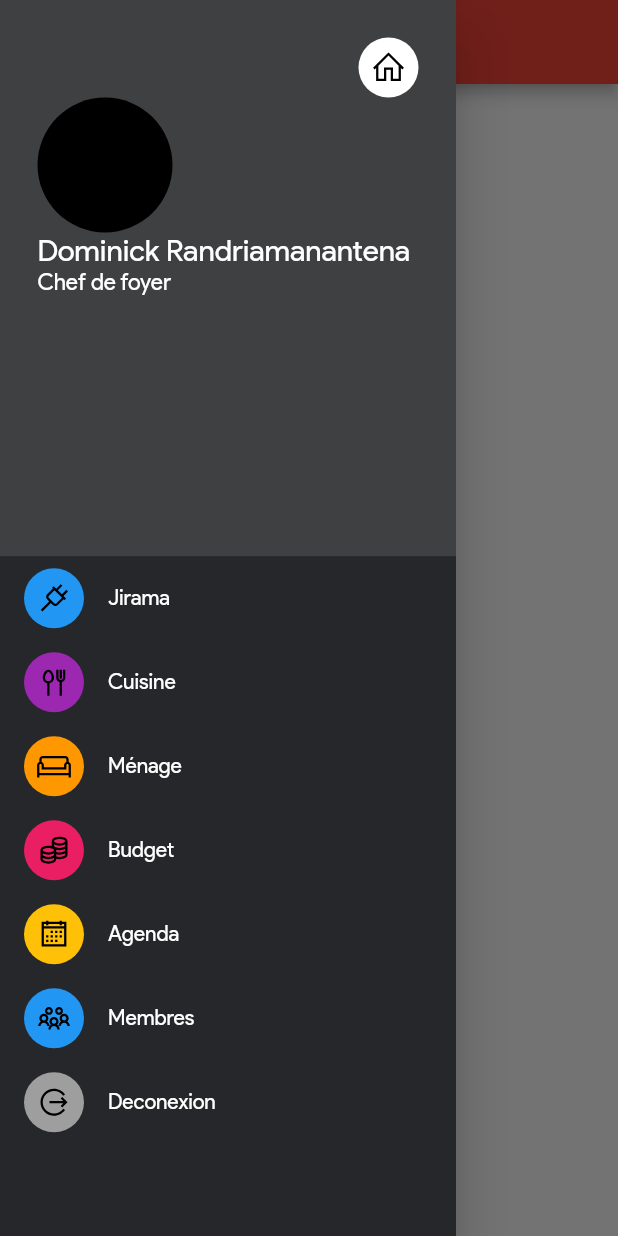
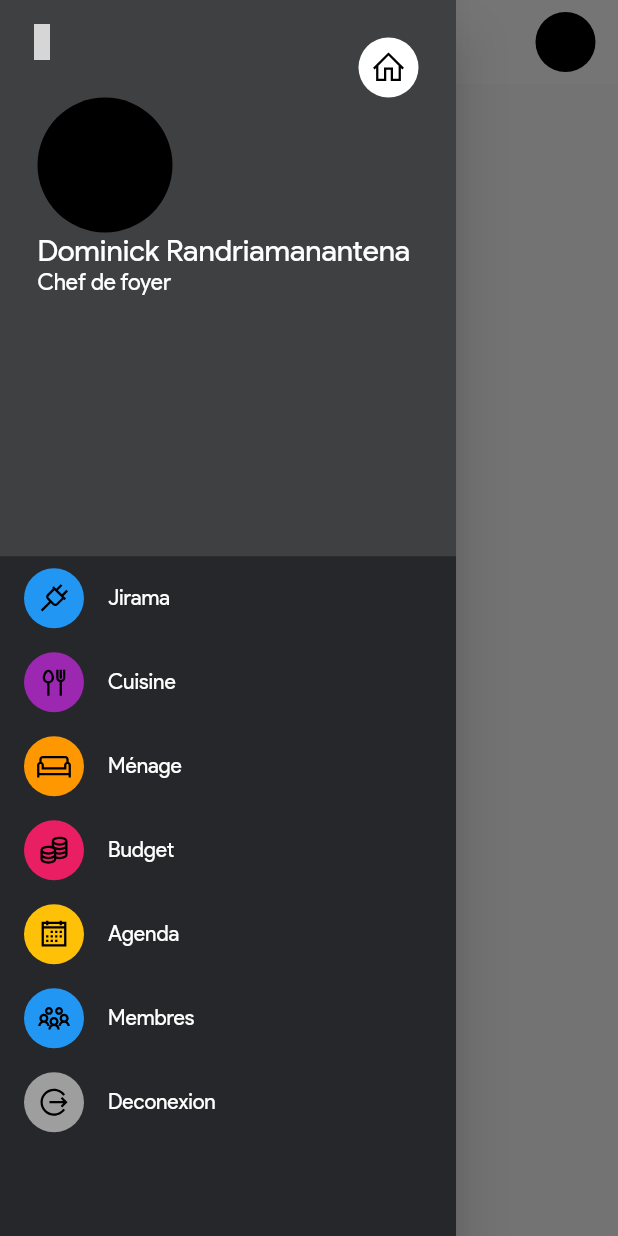
Before and after one commit to iTeam-S/GFS, a Flutter app: the Screen screen opened by its route, with the side drawer open, on a phone screen of 412 x 824 dp. Run offline on Flutter 3.47's test engine with Material 2 defaults, Android fonts, the phone set to English and light mode, and no system bars; our stand-ins replace flutter_custom_clippers, get, line_icons; grey boxes are pictures that could not be loaded.

Commit message:
init home page

```diff
--- a/lib/main.dart
+++ b/lib/main.dart
@@ -16,7 +16,7 @@ class MyApp extends StatelessWidget {
   @override
   Widget build(BuildContext context) {
     Future.delayed(const Duration(milliseconds: 3000), () {
-      Get.offNamed('/login');
+      Get.offNamed('/home');
     });
     return GetMaterialApp(
       debugShowCheckedModeBanner: false,
@@ -25,7 +25,7 @@ class MyApp extends StatelessWidget {
       initialRoute: '/',
       routes: {
         '/': (context) => Splash(),
-        'home': (context) => Screen(),
+        '/home': (context) => Screen(),
         '/jirama': (context) => Jirama(),
         '/agenda': (context) => CalendarPage(),
         '/membre': (context) => MembreList(),
--- a/lib/views/home.dart
+++ b/lib/views/home.dart
@@ -1,19 +1,43 @@
 import 'package:flutter/material.dart';
 import 'package:gfs/views/widgets/drawer.dart';
+import 'package:line_icons/line_icons.dart';
 
 AppDrawer drawer = AppDrawer();
 
-class Screen extends StatelessWidget {
+class Screen extends StatefulWidget {
   const Screen({Key? key}) : super(key: key);
 
   @override
+  State<Screen> createState() => _ScreenState();
+}
+
+final GlobalKey<ScaffoldState> _key = GlobalKey();
+
+class _ScreenState extends State<Screen> {
+  @override
   Widget build(BuildContext context) {
     return Scaffold(
+        key: _key,
         drawer: drawer,
         appBar: AppBar(
-          title: Text('GFS'),
-          centerTitle: true,
-          backgroundColor: Colors.red,
+          elevation: 0,
+          backgroundColor: Colors.white,
+          leading: IconButton(
+            onPressed: () {
+              _key.currentState!.openDrawer();
+            },
+            icon: Icon(
+              LineIcons.verticalEllipsis,
+            ),
+            color: Colors.black,
+          ),
+          actions: [
+            Container(
+                margin: EdgeInsets.symmetric(horizontal: 15),
+                child: CircleAvatar(
+                  backgroundColor: Colors.black,
+                ))
+          ],
         ),
         body: SingleChildScrollView(child: Column(children: <Widget>[])));
   }
--- a/lib/views/register.dart
+++ b/lib/views/register.dart
@@ -51,7 +51,7 @@ class _RegisterPageState extends State<RegisterPage> {
                       ClipPath(
                         clipper: WaveClipperOne(flip: false),
                         child: Container(
-                          height: Get.height * .15,
+                          height: Get.height * .27,
                           width: Get.width,
                           decoration: BoxDecoration(
                               boxShadow: [
```
